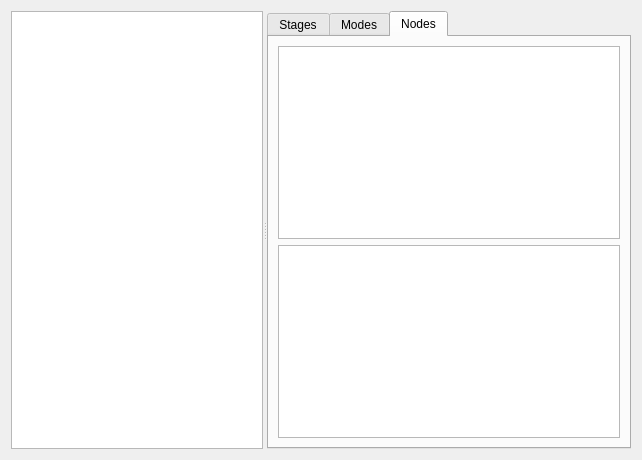
This is src/EditorWidget.ui in leducp/Piper as Qt 5 draws it before an edit. The edited form follows.
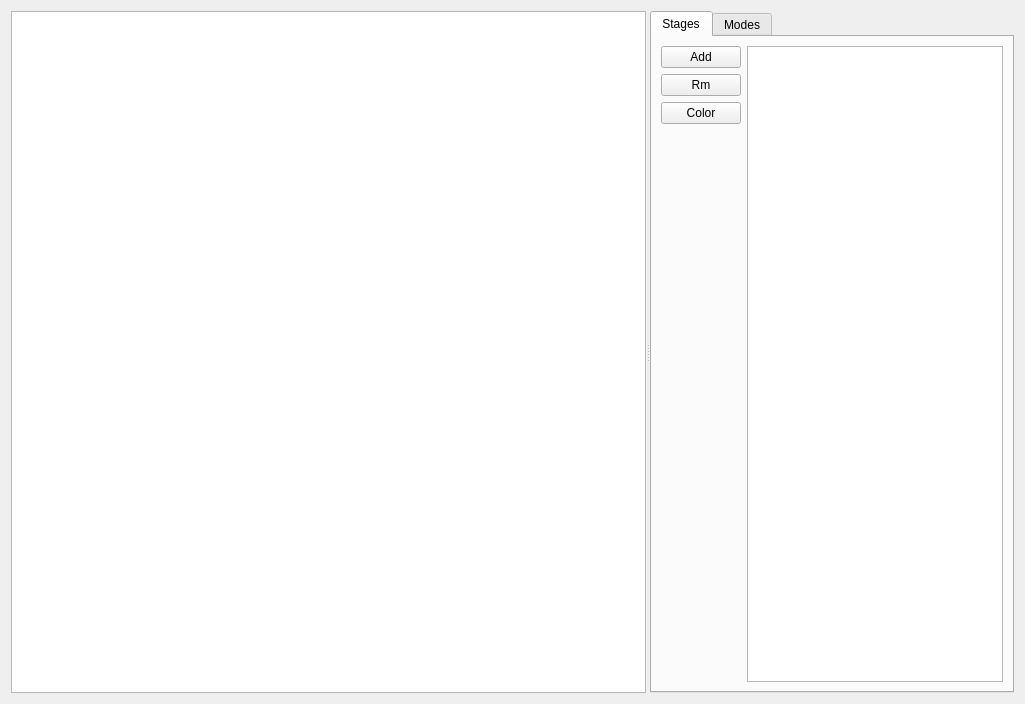
This is the edited form. Custom widgets are drawn as their Qt base class.

Commit message: remove NodeProperty editor: too clumsy and hard to maintains. Use right click menu to manage mode and stage on a node basis.

What changed in the file:
```diff
--- a/src/EditorWidget.ui
+++ b/src/EditorWidget.ui
@@ -2,6 +2,14 @@
 <ui version="4.0">
  <class>EditorWidget</class>
  <widget class="QWidget" name="EditorWidget">
+  <property name="geometry">
+   <rect>
+    <x>0</x>
+    <y>0</y>
+    <width>1025</width>
+    <height>704</height>
+   </rect>
+  </property>
   <property name="windowTitle">
    <string>Form</string>
   </property>
@@ -30,7 +38,7 @@
      </widget>
      <widget class="QTabWidget" name="tabWidget_2">
       <property name="currentIndex">
-       <number>2</number>
+       <number>0</number>
       </property>
       <widget class="QWidget" name="tab_7">
        <attribute name="title">
@@ -97,23 +105,6 @@
         </item>
        </layout>
       </widget>
-      <widget class="QWidget" name="tab_8">
-       <attribute name="title">
-        <string>Nodes</string>
-       </attribute>
-       <layout class="QGridLayout" name="gridLayout_14">
-        <item row="0" column="0">
-         <layout class="QGridLayout" name="gridLayout_15">
-          <item row="1" column="1">
-           <widget class="QTreeView" name="nodeProperty"/>
-          </item>
-          <item row="0" column="1">
-           <widget class="QListView" name="nodes"/>
-          </item>
-         </layout>
-        </item>
-       </layout>
-      </widget>
      </widget>
     </widget>
    </item>
```
Left out of the diff: 56 changed lines with no effect on the pictures. The commit also changes 11 other files.
